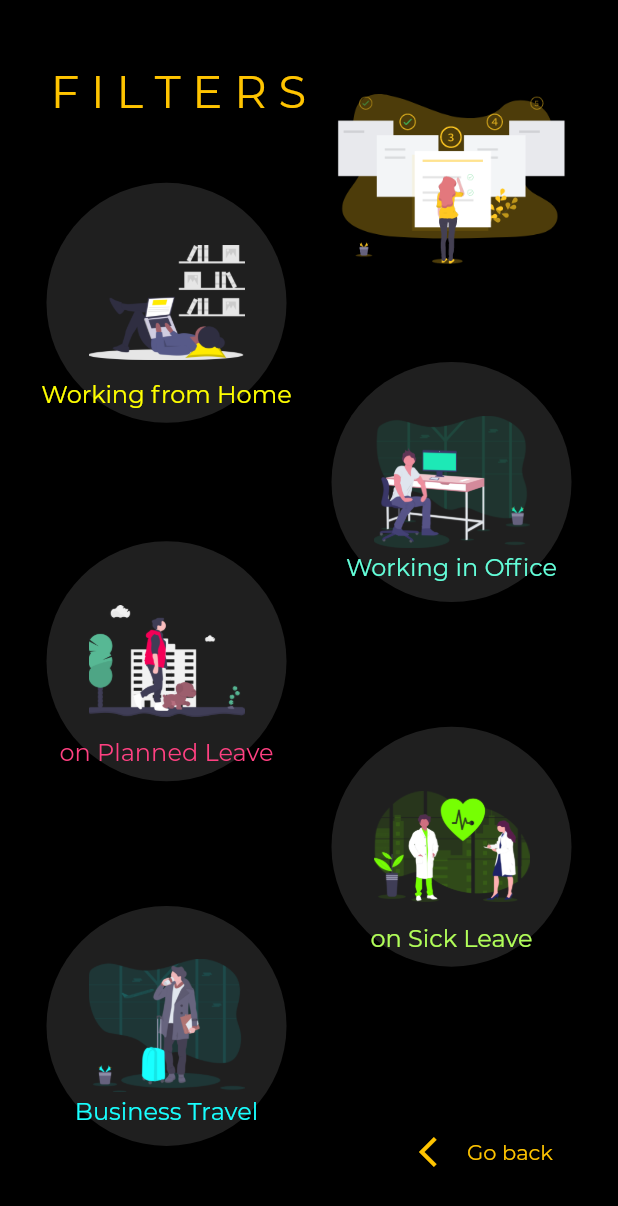
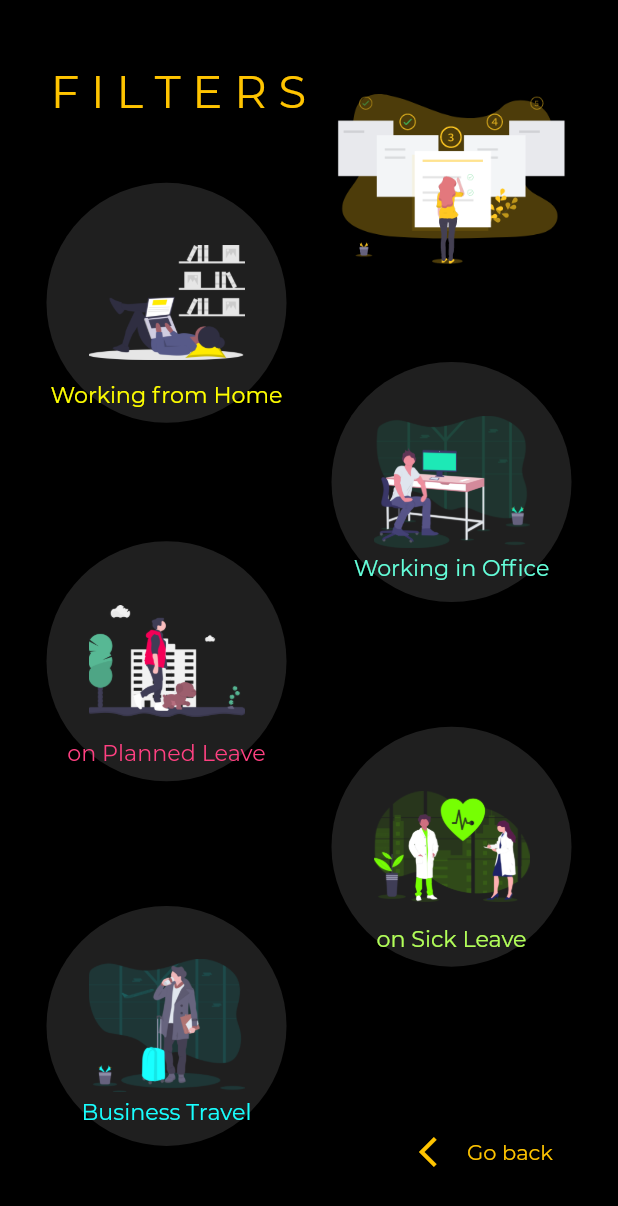
Before and after one commit to Shraddhasaini/Whereisevery1, a Flutter app: the BusinessTravel screen opened directly, after a tap on "Go back", on a phone screen of 412 x 824 dp. Shown: the top 1206 px of the screen. Run offline on Flutter 3.47's test engine with Material 2 defaults, Android fonts, the light colour scheme and no system bars; our stand-ins replace cloud_firestore, firebase_auth, firebase_storage, flutter_spinkit, geolocator, google_maps_flutter and 4 more; accounts and stored records are empty.

Commit message:
bug fixes

```diff
--- a/lib/screens/home/filter/onboarding.dart
+++ b/lib/screens/home/filter/onboarding.dart
@@ -56,7 +56,7 @@
                   style: TextStyle(
                     fontFamily: 'Montserrat',
                     color: Colors.yellowAccent,
-                    fontSize: 16.0,
+                    fontSize: _width*0.036,
                   ),),
                 ),
               ),
@@ -95,7 +95,7 @@
                     style: TextStyle(
                       fontFamily: 'Montserrat',
                       color: Colors.tealAccent,
-                      fontSize: 16.0,
+                      fontSize: _width*0.036,
                     ),),
                 ),
               ),
@@ -133,7 +133,7 @@
                     style: TextStyle(
                       fontFamily: 'Montserrat',
                       color: Colors.pinkAccent,
-                      fontSize: 16.0,
+                      fontSize: _width*0.036,
                     ),),
                 ),
               ),
@@ -171,7 +171,7 @@
                     style: TextStyle(
                       fontFamily: 'Montserrat',
                       color: Colors.lightGreenAccent,
-                      fontSize: 16.0,
+                      fontSize: _width*0.036,
                     ),),
                 ),
               ),
@@ -209,7 +209,7 @@
                     style: TextStyle(
                       fontFamily: 'Montserrat',
                       color: Colors.cyanAccent,
-                      fontSize: 16.0,
+                      fontSize: _width*0.036,
                     ),),
                 ),
               ),
--- a/lib/screens/home/filter/screen/bt.dart
+++ b/lib/screens/home/filter/screen/bt.dart
@@ -40,7 +40,7 @@
                       style: TextStyle(
                         color: Colors.cyanAccent,
                         fontFamily: 'Montserrat',
-                        fontSize: 33.0,
+                        fontSize: _width*0.06,
                       ),
                     ),
                   ),
--- a/lib/screens/home/filter/screen/opl.dart
+++ b/lib/screens/home/filter/screen/opl.dart
@@ -40,7 +40,7 @@
                       style: TextStyle(
                         color: Colors.pinkAccent,
                         fontFamily: 'Montserrat',
-                        fontSize: 33.0,
+                        fontSize: _width*0.06,
                       ),
                     ),
                   ),
--- a/lib/screens/home/filter/screen/osl.dart
+++ b/lib/screens/home/filter/screen/osl.dart
@@ -40,7 +40,7 @@
                       style: TextStyle(
                         color: Colors.lightGreenAccent,
                         fontFamily: 'Montserrat',
-                        fontSize: 33.0,
+                        fontSize: _width*0.06,
                       ),
                     ),
                   ),
--- a/lib/screens/home/filter/screen/wfh.dart
+++ b/lib/screens/home/filter/screen/wfh.dart
@@ -40,7 +40,7 @@
                       style: TextStyle(
                         color: Colors.yellowAccent,
                         fontFamily: 'Montserrat',
-                        fontSize: 33.0,
+                        fontSize: _width*0.06,
                       ),
                     ),
                   ),
--- a/lib/screens/home/filter/screen/wio.dart
+++ b/lib/screens/home/filter/screen/wio.dart
@@ -40,7 +40,7 @@
                       style: TextStyle(
                         color: Colors.tealAccent,
                         fontFamily: 'Montserrat',
-                        fontSize: 33.0,
+                        fontSize: _width*0.06,
                       ),
                     ),
                   ),
```
